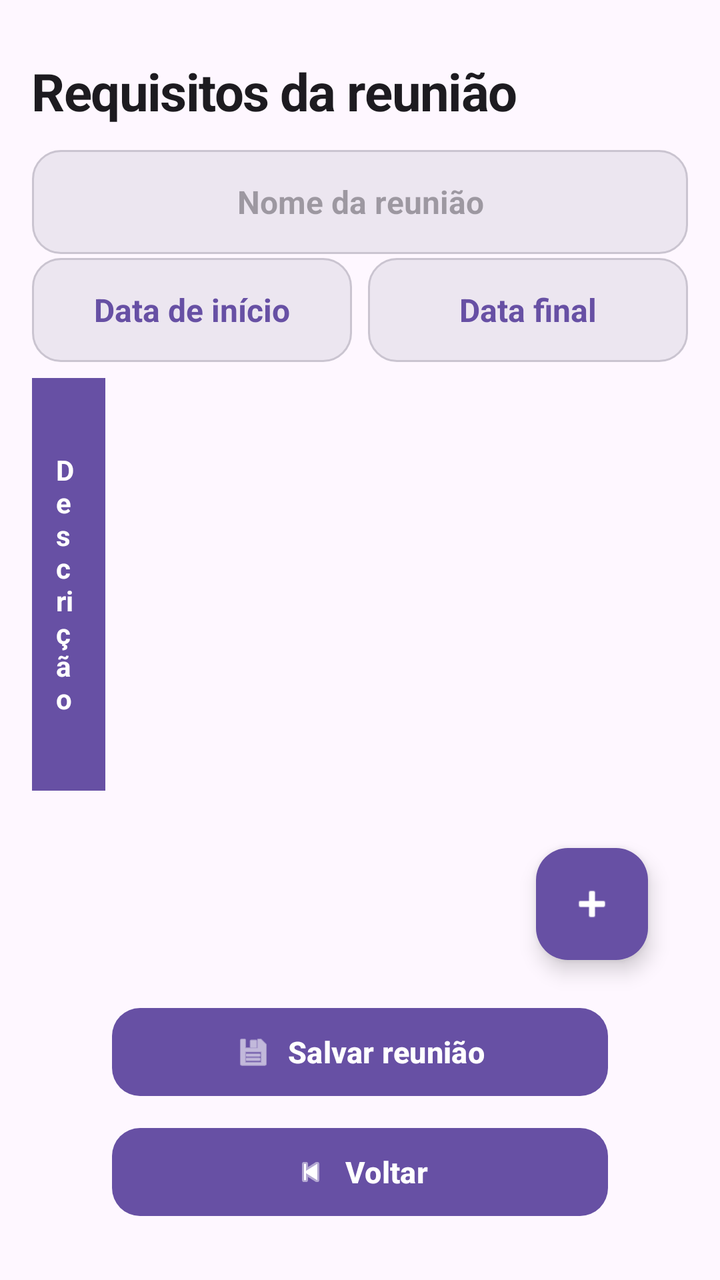
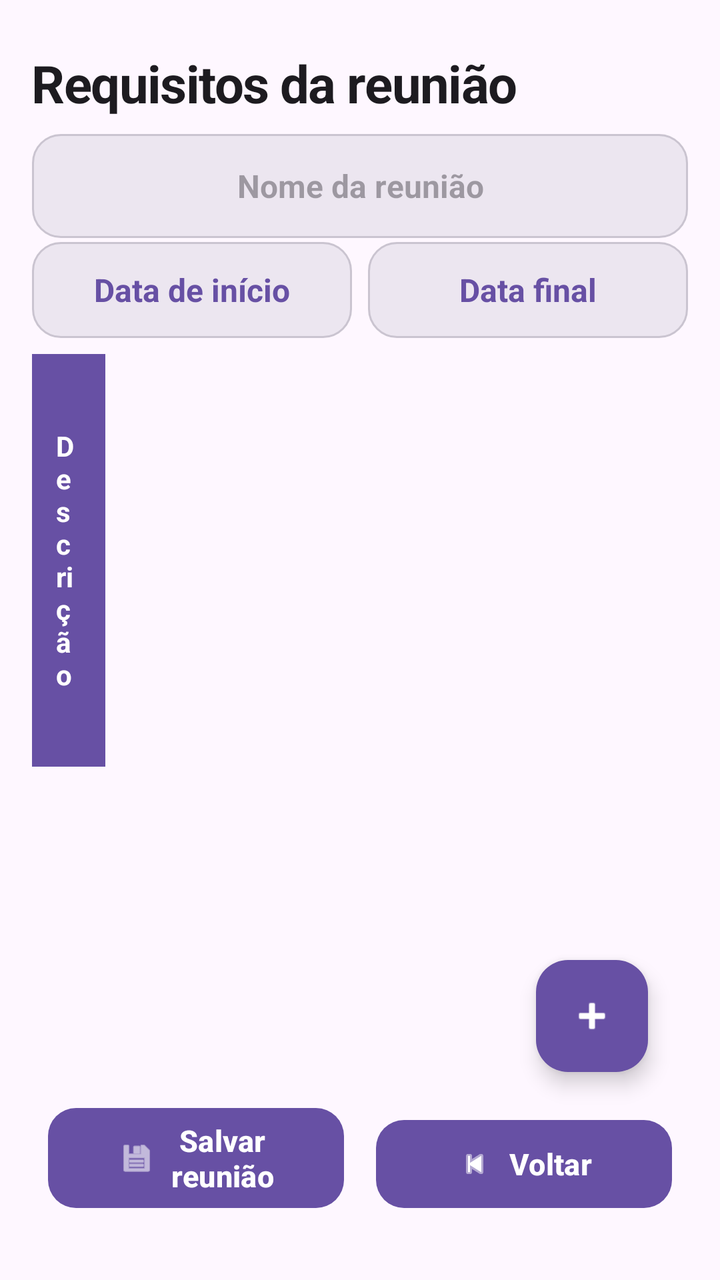

An Android layout rendered at two revisions. The XML below is the earlier revision; the diff shows what the commit changed to produce the second picture.
<!-- AndroidManifest.xml: application theme Theme.TaskManagER -->
<!-- res/layout/activity_requirements.xml -->
<?xml version="1.0" encoding="utf-8"?>
<androidx.constraintlayout.widget.ConstraintLayout
    xmlns:android="http://schemas.android.com/apk/res/android"
    xmlns:app="http://schemas.android.com/apk/res-auto"
    xmlns:tools="http://schemas.android.com/tools"
    android:layout_width="match_parent"
    android:layout_height="match_parent"
    android:background="?attr/colorSurface"
    android:padding="16dp">

    
    <TextView
        android:id="@+id/tvRequirementsTitle"
        android:layout_width="0dp"
        android:layout_height="wrap_content"
        android:layout_marginTop="12dp"
        android:text="Requisitos da reunião"
        android:textSize="26sp"
        android:textStyle="bold"
        android:textColor="?attr/colorOnSurface"
        android:letterSpacing="-0.02"
        app:layout_constraintTop_toTopOf="parent"
        app:layout_constraintStart_toStartOf="parent"
        app:layout_constraintEnd_toEndOf="parent" />

    
    <EditText
        android:id="@+id/etReunionName"
        android:layout_width="0dp"
        android:layout_height="wrap_content"
        android:layout_marginTop="12dp"
        android:padding="14dp"
        android:gravity="center"
        android:hint="Nome da reunião"
        android:inputType="textCapSentences"
        android:singleLine="true"
        android:textSize="16sp"
        android:textStyle="bold"
        android:textColor="?attr/colorPrimary"
        android:background="@drawable/bg_reunion_name"
        android:minHeight="52dp"
        app:layout_constraintTop_toBottomOf="@id/tvRequirementsTitle"
        app:layout_constraintStart_toStartOf="parent"
        app:layout_constraintEnd_toEndOf="parent" />

    <TextView
        android:id="@+id/tvStartDate"
        android:layout_width="0dp"
        android:layout_height="52dp"
        android:layout_marginTop="2dp"
        android:background="@drawable/bg_reunion_name"
        android:clickable="true"
        android:focusable="true"
        android:gravity="center"
        android:minHeight="52dp"
        android:padding="14dp"
        android:text="Data de início"
        android:textColor="?attr/colorPrimary"
        android:textSize="16sp"
        android:textStyle="bold"
        app:layout_constraintStart_toStartOf="parent"
        app:layout_constraintEnd_toStartOf="@id/tvEndDate"
        app:layout_constraintTop_toBottomOf="@id/etReunionName" />

    <TextView
        android:id="@+id/tvEndDate"
        android:layout_width="0dp"
        android:layout_height="52dp"
        android:layout_marginStart="8dp"
        android:layout_marginTop="2dp"
        android:background="@drawable/bg_reunion_name"
        android:clickable="true"
        android:focusable="true"
        android:gravity="center"
        android:minHeight="52dp"
        android:padding="14dp"
        android:text="Data final"
        android:textColor="?attr/colorPrimary"
        android:textSize="16sp"
        android:textStyle="bold"
        app:layout_constraintStart_toEndOf="@id/tvStartDate"
        app:layout_constraintEnd_toEndOf="parent"
        app:layout_constraintTop_toBottomOf="@id/etReunionName" />

    
    <HorizontalScrollView
        android:id="@+id/hScrollRequirements"
        android:layout_width="0dp"
        android:layout_height="0dp"
        android:layout_marginTop="8dp"
        android:layout_marginBottom="12dp"
        android:clipToPadding="false"
        android:fillViewport="false"
        android:scrollbars="horizontal"
        app:layout_constraintBottom_toTopOf="@id/btnSaveReunion"
        app:layout_constraintEnd_toEndOf="parent"
        app:layout_constraintStart_toStartOf="parent"
        app:layout_constraintTop_toBottomOf="@+id/tvStartDate">

        <ScrollView
            android:layout_width="wrap_content"
            android:layout_height="match_parent"
            android:fillViewport="false"
            android:scrollbars="vertical">

            <TableLayout
                android:id="@+id/tableRequirements"
                android:layout_width="wrap_content"
                android:layout_height="wrap_content"
                android:background="?attr/colorSurfaceContainerLow"
                android:shrinkColumns="*"
                android:stretchColumns="*">

                
                <TableRow
                    android:layout_width="wrap_content"
                    android:layout_height="wrap_content"
                    android:background="?attr/colorPrimary"
                    android:gravity="center_vertical">

                    <TextView
                        android:layout_width="172dp"
                        android:layout_height="match_parent"
                        android:gravity="center_vertical"
                        android:padding="12dp"
                        android:text="Descrição"
                        android:textColor="?attr/colorOnPrimary"
                        android:textSize="14sp"
                        android:textStyle="bold" />

                    <TextView
                        android:layout_width="136dp"
                        android:layout_height="match_parent"
                        android:gravity="center_vertical"
                        android:padding="12dp"
                        android:text="Tipo"
                        android:textColor="?attr/colorOnPrimary"
                        android:textSize="14sp"
                        android:textStyle="bold" />

                    <TextView
                        android:layout_width="125dp"
                        android:layout_height="match_parent"
                        android:gravity="center_vertical"
                        android:padding="12dp"
                        android:text="Importância"
                        android:textColor="?attr/colorOnPrimary"
                        android:textSize="14sp"
                        android:textStyle="bold" />

                    <TextView
                        android:layout_width="122dp"
                        android:layout_height="match_parent"
                        android:gravity="center_vertical"
                        android:padding="12dp"
                        android:text="Dificuldade"
                        android:textColor="?attr/colorOnPrimary"
                        android:textSize="14sp"
                        android:textStyle="bold" />

                    <TextView
                        android:layout_width="132dp"
                        android:layout_height="match_parent"
                        android:gravity="center_vertical"
                        android:padding="12dp"
                        android:text="Tempo (h)"
                        android:textColor="?attr/colorOnPrimary"
                        android:textSize="14sp"
                        android:textStyle="bold" />

                    <TextView
                        android:layout_width="140dp"
                        android:layout_height="match_parent"
                        android:gravity="center"
                        android:padding="12dp"
                        android:text="Ações"
                        android:textColor="?attr/colorOnPrimary"
                        android:textSize="14sp"
                        android:textStyle="bold" />

                </TableRow>

            </TableLayout>

        </ScrollView>

    </HorizontalScrollView>

    
    <com.google.android.material.floatingactionbutton.FloatingActionButton
        android:id="@+id/fabAddRequirement"
        android:layout_width="wrap_content"
        android:layout_height="wrap_content"
        android:layout_margin="20dp"
        android:contentDescription="Adicionar requisito"
        android:elevation="6dp"
        app:backgroundTint="?attr/colorPrimary"
        app:tint="?attr/colorOnPrimary"
        app:srcCompat="@android:drawable/ic_input_add"
        app:layout_constraintBottom_toTopOf="@id/btnSaveReunion"
        app:layout_constraintEnd_toEndOf="parent" />

    <com.google.android.material.button.MaterialButton
        android:id="@+id/btnSaveReunion"
        android:layout_width="0dp"
        android:layout_height="wrap_content"
        android:layout_marginStart="40dp"
        android:layout_marginEnd="40dp"
        android:layout_marginBottom="8dp"
        android:minHeight="52dp"
        android:text="Salvar reunião"
        android:textSize="15sp"
        android:textStyle="bold"
        app:cornerRadius="14dp"
        app:icon="@android:drawable/ic_menu_save"
        app:iconGravity="textStart"
        app:layout_constraintBottom_toTopOf="@id/btnReturn"
        app:layout_constraintStart_toStartOf="parent"
        app:layout_constraintEnd_toEndOf="parent" />

    
    <com.google.android.material.button.MaterialButton
        android:id="@+id/btnReturn"
        android:layout_width="0dp"
        android:layout_height="wrap_content"
        android:layout_marginStart="40dp"
        android:layout_marginEnd="40dp"
        android:layout_marginBottom="12dp"
        android:minHeight="52dp"
        android:text="Voltar"
        android:textSize="15sp"
        android:textStyle="bold"
        app:cornerRadius="14dp"
        app:icon="@android:drawable/ic_media_previous"
        app:iconGravity="textStart"
        app:layout_constraintBottom_toBottomOf="parent"
        app:layout_constraintStart_toStartOf="parent"
        app:layout_constraintEnd_toEndOf="parent" />

</androidx.constraintlayout.widget.ConstraintLayout>
<!-- resources referenced by this layout -->
<resources>
  <!-- drawable bg_reunion_name (drawable) -->
  <?xml version="1.0" encoding="utf-8"?>
  <shape xmlns:android="http://schemas.android.com/apk/res/android">
      <solid android:color="?attr/colorSurfaceContainerHigh" />
      <corners android:radius="14dp" />
      <stroke
          android:width="1dp"
          android:color="?attr/colorOutlineVariant" />
      <padding
          android:left="8dp"
          android:top="4dp"
          android:right="8dp"
          android:bottom="4dp" />
  </shape>
  <style name="Theme.TaskManagER" parent="Base.Theme.TaskManagER" />
  <style name="Base.Theme.TaskManagER" parent="Theme.Material3.DayNight.NoActionBar">
          
          
      </style>
</resources>

<!-- the commit's change to res/layout/activity_requirements.xml (unified diff, before → after) -->
@@ -13,73 +13,74 @@
         android:id="@+id/tvRequirementsTitle"
         android:layout_width="0dp"
         android:layout_height="wrap_content"
-        android:layout_marginTop="12dp"
+        android:layout_marginTop="8dp"
+        android:letterSpacing="-0.02"
         android:text="Requisitos da reunião"
+        android:textColor="?attr/colorOnSurface"
         android:textSize="26sp"
         android:textStyle="bold"
-        android:textColor="?attr/colorOnSurface"
-        android:letterSpacing="-0.02"
-        app:layout_constraintTop_toTopOf="parent"
-        app:layout_constraintStart_toStartOf="parent"
-        app:layout_constraintEnd_toEndOf="parent" />
+        app:layout_constraintEnd_toEndOf="parent"
+        app:layout_constraintStart_toStartOf="parent"
+        app:layout_constraintTop_toTopOf="parent" />
 
     
     <EditText
         android:id="@+id/etReunionName"
         android:layout_width="0dp"
         android:layout_height="wrap_content"
-        android:layout_marginTop="12dp"
-        android:padding="14dp"
+        android:layout_marginTop="8dp"
+        android:background="@drawable/bg_reunion_name"
         android:gravity="center"
         android:hint="Nome da reunião"
         android:inputType="textCapSentences"
+        android:minHeight="52dp"
+        android:padding="14dp"
         android:singleLine="true"
+        android:textColor="?attr/colorPrimary"
         android:textSize="16sp"
         android:textStyle="bold"
-        android:textColor="?attr/colorPrimary"
-        android:background="@drawable/bg_reunion_name"
-        android:minHeight="52dp"
-        app:layout_constraintTop_toBottomOf="@id/tvRequirementsTitle"
-        app:layout_constraintStart_toStartOf="parent"
-        app:layout_constraintEnd_toEndOf="parent" />
-
+        app:layout_constraintEnd_toEndOf="parent"
+        app:layout_constraintStart_toStartOf="parent"
+        app:layout_constraintTop_toBottomOf="@id/tvRequirementsTitle" />
+
+    
     <TextView
         android:id="@+id/tvStartDate"
         android:layout_width="0dp"
-        android:layout_height="52dp"
+        android:layout_height="48dp"
         android:layout_marginTop="2dp"
         android:background="@drawable/bg_reunion_name"
         android:clickable="true"
         android:focusable="true"
         android:gravity="center"
-        android:minHeight="52dp"
-        android:padding="14dp"
+        android:minHeight="48dp"
+        android:padding="4dp"
         android:text="Data de início"
         android:textColor="?attr/colorPrimary"
         android:textSize="16sp"
         android:textStyle="bold"
-        app:layout_constraintStart_toStartOf="parent"
         app:layout_constraintEnd_toStartOf="@id/tvEndDate"
+        app:layout_constraintStart_toStartOf="parent"
         app:layout_constraintTop_toBottomOf="@id/etReunionName" />
 
     <TextView
         android:id="@+id/tvEndDate"
         android:layout_width="0dp"
-        android:layout_height="52dp"
+        android:layout_height="48dp"
         android:layout_marginStart="8dp"
         android:layout_marginTop="2dp"
         android:background="@drawable/bg_reunion_name"
         android:clickable="true"
         android:focusable="true"
         android:gravity="center"
-        android:minHeight="52dp"
-        android:padding="14dp"
+        android:minHeight="48dp"
+        android:padding="4dp"
         android:text="Data final"
         android:textColor="?attr/colorPrimary"
         android:textSize="16sp"
         android:textStyle="bold"
+        app:layout_constraintEnd_toEndOf="parent"
         app:layout_constraintStart_toEndOf="@id/tvStartDate"
-        app:layout_constraintEnd_toEndOf="parent"
         app:layout_constraintTop_toBottomOf="@id/etReunionName" />
 
     
@@ -95,7 +96,7 @@
         app:layout_constraintBottom_toTopOf="@id/btnSaveReunion"
         app:layout_constraintEnd_toEndOf="parent"
         app:layout_constraintStart_toStartOf="parent"
-        app:layout_constraintTop_toBottomOf="@+id/tvStartDate">
+        app:layout_constraintTop_toBottomOf="@id/tvEndDate">
 
         <ScrollView
             android:layout_width="wrap_content"
@@ -192,21 +193,23 @@
         android:layout_width="wrap_content"
         android:layout_height="wrap_content"
         android:layout_margin="20dp"
+        android:layout_marginEnd="8dp"
+        android:layout_marginBottom="8dp"
         android:contentDescription="Adicionar requisito"
         android:elevation="6dp"
         app:backgroundTint="?attr/colorPrimary"
-        app:tint="?attr/colorOnPrimary"
+        app:layout_constraintBottom_toTopOf="@+id/btnReturn"
+        app:layout_constraintEnd_toEndOf="parent"
         app:srcCompat="@android:drawable/ic_input_add"
-        app:layout_constraintBottom_toTopOf="@id/btnSaveReunion"
-        app:layout_constraintEnd_toEndOf="parent" />
+        app:tint="?attr/colorOnPrimary" />
 
     <com.google.android.material.button.MaterialButton
         android:id="@+id/btnSaveReunion"
         android:layout_width="0dp"
         android:layout_height="wrap_content"
-        android:layout_marginStart="40dp"
-        android:layout_marginEnd="40dp"
-        android:layout_marginBottom="8dp"
+        android:layout_marginStart="8dp"
+        android:layout_marginEnd="8dp"
+        android:layout_marginBottom="16dp"
         android:minHeight="52dp"
         android:text="Salvar reunião"
         android:textSize="15sp"
@@ -214,18 +217,18 @@
         app:cornerRadius="14dp"
         app:icon="@android:drawable/ic_menu_save"
         app:iconGravity="textStart"
-        app:layout_constraintBottom_toTopOf="@id/btnReturn"
-        app:layout_constraintStart_toStartOf="parent"
-        app:layout_constraintEnd_toEndOf="parent" />
+        app:layout_constraintBottom_toBottomOf="parent"
+        app:layout_constraintEnd_toStartOf="@+id/btnReturn"
+        app:layout_constraintStart_toStartOf="parent" />
 
     
     <com.google.android.material.button.MaterialButton
         android:id="@+id/btnReturn"
         android:layout_width="0dp"
         android:layout_height="wrap_content"
-        android:layout_marginStart="40dp"
-        android:layout_marginEnd="40dp"
-        android:layout_marginBottom="12dp"
+        android:layout_marginStart="8dp"
+        android:layout_marginEnd="8dp"
+        android:layout_marginBottom="16dp"
         android:minHeight="52dp"
         android:text="Voltar"
         android:textSize="15sp"
@@ -234,7 +237,7 @@
         app:icon="@android:drawable/ic_media_previous"
         app:iconGravity="textStart"
         app:layout_constraintBottom_toBottomOf="parent"
-        app:layout_constraintStart_toStartOf="parent"
-        app:layout_constraintEnd_toEndOf="parent" />
+        app:layout_constraintEnd_toEndOf="parent"
+        app:layout_constraintStart_toEndOf="@+id/btnSaveReunion" />
 
 </androidx.constraintlayout.widget.ConstraintLayout>
